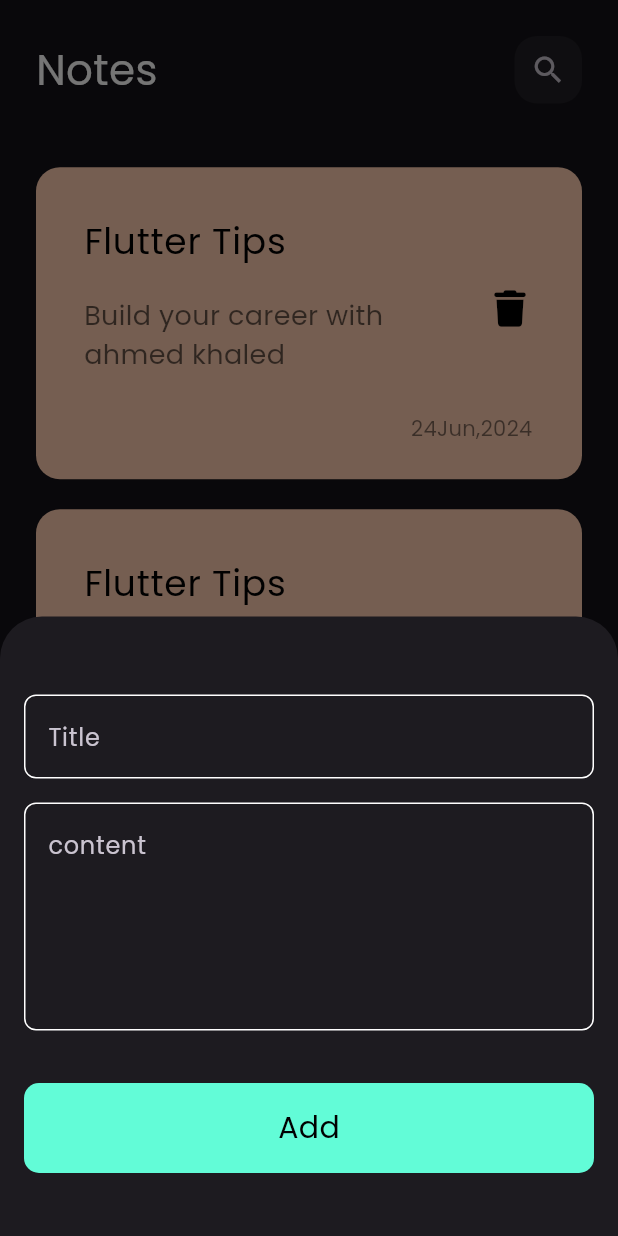
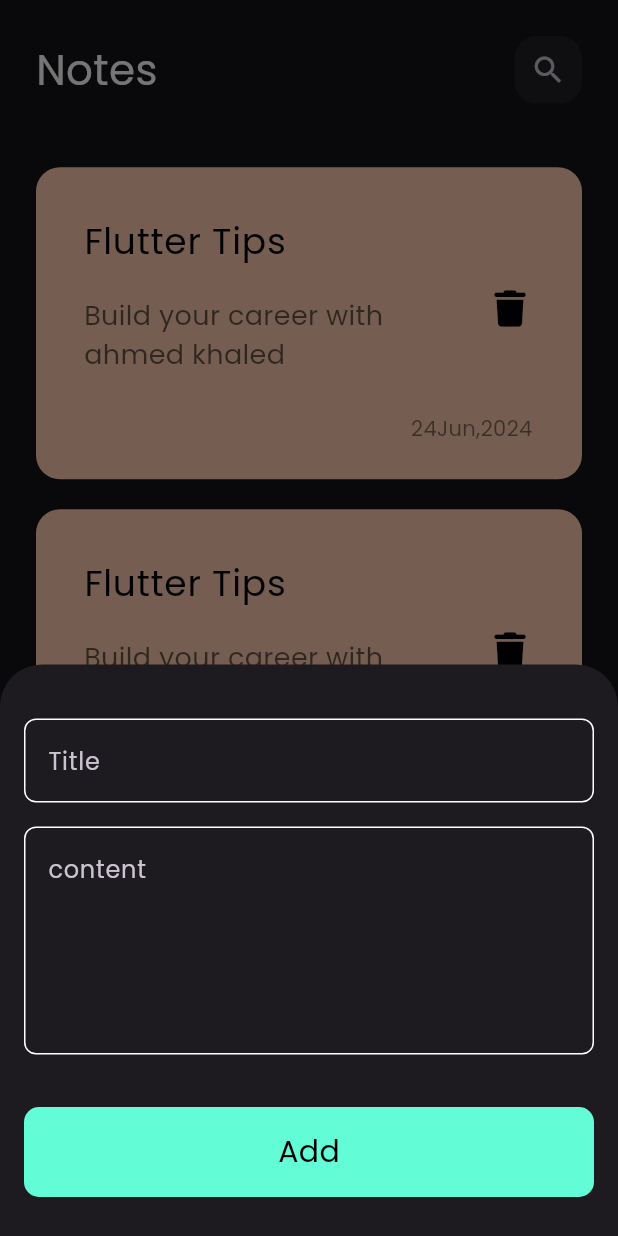
Before and after one commit to Ahmeedkhaled/Note_App, a Flutter app: the screen it shows after launch, after a tap on the "add" icon, on a phone screen of 412 x 824 dp. Run offline on Flutter 3.47's test engine with Material 3 defaults, Android fonts, the phone set to English and light mode, and no system bars; our stand-ins replace bloc, flutter_bloc, font_awesome_flutter, hive, hive_flutter; accounts and stored records are empty.

Commit message:
make size in bottom sheet

```diff
--- a/lib/view/screens/notes_view.dart
+++ b/lib/view/screens/notes_view.dart
@@ -30,9 +30,13 @@ class NotesView extends StatelessWidget {
       ),
     );
   }
+
   void showBottomSheet(BuildContext context) {
-     showModalBottomSheet(context: context, builder: (context){
-      return const AddNoteBottomSheet();
-    });
+    showModalBottomSheet(
+        isScrollControlled: true,
+        context: context,
+        builder: (context) {
+          return const AddNoteBottomSheet();
+        });
   }
 }
--- a/lib/view/widgets/add_note_bottom_sheet.dart
+++ b/lib/view/widgets/add_note_bottom_sheet.dart
@@ -1,4 +1,6 @@
+import 'package:flutter/cupertino.dart';
 import 'package:flutter/material.dart';
+import 'package:flutter/widgets.dart';
 import 'package:flutter_bloc/flutter_bloc.dart';
 import 'package:project_local_storage/cubits/add_note_cubit/add_note_cubit.dart';
 import 'package:project_local_storage/view/widgets/add_note_form.dart';
@@ -22,9 +24,12 @@ class AddNoteBottomSheet extends StatelessWidget {
         builder: (context, state) {
           return AbsorbPointer(
             absorbing: state is NoteCubitLoading ? true : false,
-            child: const Padding(
-              padding: EdgeInsets.symmetric(horizontal: 16.0, vertical: 16),
-              child: SingleChildScrollView(child: AddNoteForm()),
+            child: Padding(
+              padding: EdgeInsets.only(
+                  left: 16.0,
+                  right: 16,
+                  bottom: MediaQuery.of(context).viewInsets.bottom),
+              child: const SingleChildScrollView(child: AddNoteForm()),
             ),
           );
         },
```
